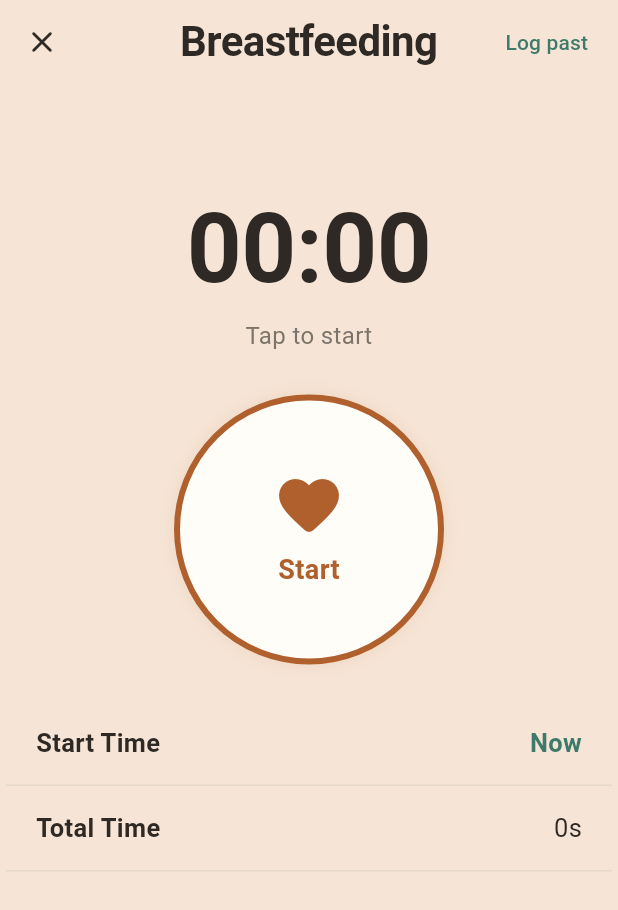
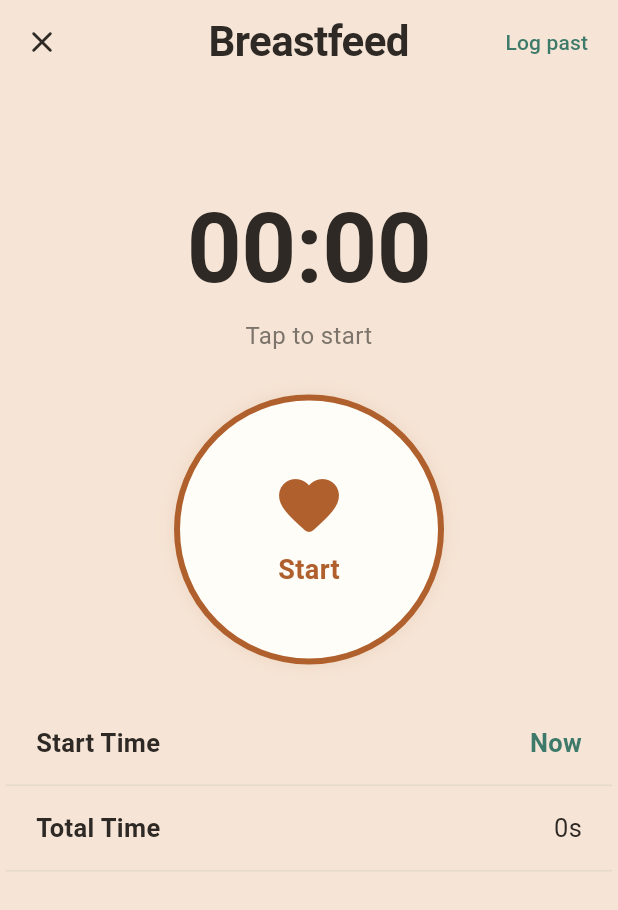
Before and after one commit to jfchenier/nestling, a Flutter app: the TimerScreen screen opened directly with empty values, on a phone screen of 412 x 824 dp. Shown: the top 910 px of the screen. Run offline on Flutter 3.47's test engine with Material 3 defaults, Android fonts, the phone set to English and light mode, and no system bars; our stand-ins replace file_picker, fl_chart, shared_preferences, web; missing offline and left inert: dart:js_interop; accounts and stored records are empty.

Commit message:
Rename Breastfeeding -> Breastfeed
Co-Authored-By: Claude Opus 5.5 <noreply@anthropic.com>
Claude-Session: https://claude.ai/code/session_015SDtQuzqXLL9dFuPjs1c67

```diff
--- a/app/lib/format.dart
+++ b/app/lib/format.dart
@@ -105,10 +105,10 @@ String cap(String? s) => s == null ? '' : _cap(s);
         case 'solids':
           return ('Solids', (e['foods'] as String?) ?? '');
         case 'combo':
-          return ('Breastfeeding + bottle', [sides(), if (amount != null) u.volume(amount)].where((s) => s.isNotEmpty).join(' · '));
+          return ('Breastfeed + bottle', [sides(), if (amount != null) u.volume(amount)].where((s) => s.isNotEmpty).join(' · '));
         default:
           final end = e.endSide;
-          return ('Breastfeeding', [sides(), if (end != null) 'ended ${end == 'left' ? 'L' : 'R'}'].where((s) => s.isNotEmpty).join(' · '));
+          return ('Breastfeed', [sides(), if (end != null) 'ended ${end == 'left' ? 'L' : 'R'}'].where((s) => s.isNotEmpty).join(' · '));
       }
     case 'sleep':
       return ('Sleep', [duration(e.durationSeconds), if (e['location'] != null) cap(e['location'])].where((s) => s.isNotEmpty).join(' · '));
--- a/app/lib/screens/home.dart
+++ b/app/lib/screens/home.dart
@@ -67,7 +67,7 @@ class HomeScreen extends StatelessWidget {
     final feed = last('feed'), nursing = timer('breastfeed');
     final feedCard = () {
       if (nursing != null) {
-        return _CardData.live(nursing, nursing.running ? 'breastfeeding · ${nursing.side == 'right' ? 'right' : 'left'}' : 'paused');
+        return _CardData.live(nursing, nursing.running ? 'breastfeed · ${nursing.side == 'right' ? 'right' : 'left'}' : 'paused');
       }
       if (feed == null) return const _CardData();
       final end = feed.endSide;
@@ -76,7 +76,7 @@ class HomeScreen extends StatelessWidget {
         'solids' => _CardData(top: since(feed.start), value: 'Solids', caption: (feed['foods'] as String?) ?? ''),
         _ => _CardData(
           top: since(feed.start),
-          value: end == null ? 'Breastfeeding' : (end == 'left' ? 'Right' : 'Left'),
+          value: end == null ? 'Breastfeed' : (end == 'left' ? 'Right' : 'Left'),
           caption: end == null ? '' : 'next side',
         ),
       };
@@ -356,7 +356,7 @@ class _TimerBanner extends StatelessWidget {
     final label = switch (timer.kind) {
       'sleep' => 'Sleeping',
       'pump' => 'Pumping',
-      _ => 'Breastfeeding',
+      _ => 'Breastfeed',
     };
     return Padding(
       padding: const EdgeInsets.only(bottom: 12),
@@ -604,7 +604,7 @@ class _TodayStrip extends StatelessWidget {
 /// Feed card: pick the kind of feed.
 void showFeedPicker(BuildContext context) {
   final options = <(Kind, String, VoidCallback)>[
-    (Kind.breast, 'Breastfeeding', () => TimerScreen.open(context, 'breastfeed')),
+    (Kind.breast, 'Breastfeed', () => TimerScreen.open(context, 'breastfeed')),
     (Kind.bottle, 'Bottle', () => showEventForm(context, type: 'feed', method: 'bottle')),
     (Kind.solids, 'Solids', () => showEventForm(context, type: 'feed', method: 'solids')),
     (Kind.combo, 'Combo', () => showEventForm(context, type: 'feed', method: 'combo')),
--- a/app/lib/screens/timer_screen.dart
+++ b/app/lib/screens/timer_screen.dart
@@ -38,7 +38,7 @@ class _TimerScreenState extends State<TimerScreen> {
   String get title => switch (widget.kind) {
     'sleep' => 'Sleep',
     'pump' => 'Pump',
-    _ => 'Breastfeeding',
+    _ => 'Breastfeed',
   };
 
   TimerModel? _timer(AppState s) => s.timers.where((t) => t.kind == widget.kind).firstOrNull;
@@ -70,7 +70,7 @@ class _TimerScreenState extends State<TimerScreen> {
     await _call((s) => s.act((api) => api.patch('/timers/${t.id}', {'start': formatTime(picked)})));
   }
 
-  /// Pencil under a side (breastfeeding) or on Total Time (sleep, pump): correct the time.
+  /// Pencil under a side (breastfeed) or on Total Time (sleep, pump): correct the time.
   Future<void> _editTime(TimerModel t, [String? side]) async {
     final secs = switch (side) {
       'left' => t.left,
@@ -400,7 +400,7 @@ class _TimerScreenState extends State<TimerScreen> {
               mainAxisSize: MainAxisSize.min,
               children: [
                 Text(duration(t?.elapsed ?? 0, showSeconds: true), style: TextStyle(fontSize: 17, color: c.ink)),
-                // Breastfeeding time is the sum of the sides, edited with their pencils.
+                // Breastfeed time is the sum of the sides, edited with their pencils.
                 if (t != null && widget.kind != 'breastfeed') ...[
                   const SizedBox(width: 8),
                   Icon(Icons.edit_rounded, size: 20, color: kind.on(c), semanticLabel: 'Edit total time'),
--- a/app/lib/screens/trends.dart
+++ b/app/lib/screens/trends.dart
@@ -91,7 +91,7 @@ class _TrendsScreenState extends State<TrendsScreen> {
                         '${u.volume(toDouble(avg['bottle_ml_per_day']) ?? 0)} / day',
                       ),
                     if (avg['avg_breastfeed_seconds'] != null)
-                      (Kind.breast, 'Breastfeeding', duration(toInt(avg['avg_breastfeed_seconds'])), 'per feed'),
+                      (Kind.breast, 'Breastfeed', duration(toInt(avg['avg_breastfeed_seconds'])), 'per feed'),
                     if ((toDouble(avg['pumped_ml_per_day']) ?? 0) > 0)
                       (Kind.pump, 'Pumped', u.volume(toDouble(avg['pumped_ml_per_day'])), 'per day'),
                   ],
@@ -108,7 +108,7 @@ class _TrendsScreenState extends State<TrendsScreen> {
                 _Chart(
                   days: days,
                   kind: Kind.breast,
-                  legend: const ['Breastfeeding', 'Bottle', 'Solids'],
+                  legend: const ['Breastfeed', 'Bottle', 'Solids'],
                   stacks: (d) => [
                     (toDouble(d['feed']['breast_count']) ?? 0),
                     (toDouble(d['feed']['bottle_count']) ?? 0),
--- a/app/lib/theme.dart
+++ b/app/lib/theme.dart
@@ -109,7 +109,7 @@ class Kind {
   /// Icon color on [fill].
   Color iconOn(AppColors c) => c.isDark ? color : deepTone;
 
-  static const breast = Kind('Breastfeeding', Icons.favorite_rounded, Color(0xFFF5C4A1), Color(0xFFB0602D)); // apricot
+  static const breast = Kind('Breastfeed', Icons.favorite_rounded, Color(0xFFF5C4A1), Color(0xFFB0602D)); // apricot
   static const bottle = Kind('Bottle', Icons.local_drink_rounded, Color(0xFFF2DCA4), Color(0xFF94701C)); // honey
   static const solids = Kind('Solids', Icons.restaurant_rounded, Color(0xFFEFAE80), Color(0xFFA9532A)); // carrot
   static const combo = Kind('Combo', Icons.join_inner_rounded, Color(0xFFF5C4A1), Color(0xFFB0602D));
```
Also changed, not shown: 2 other files.
